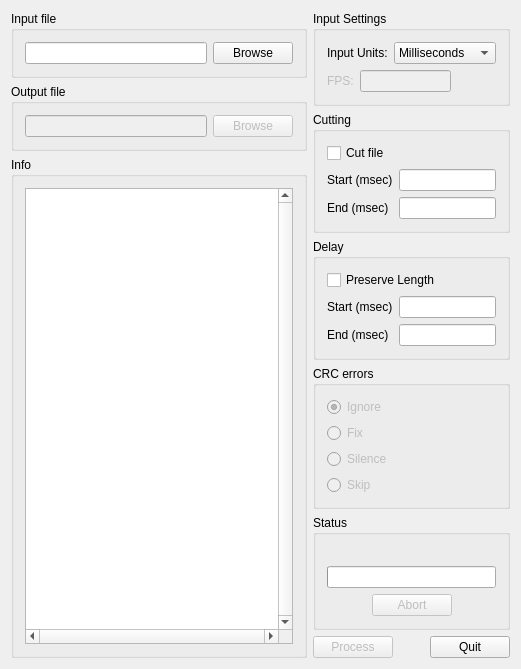
First picture: the form in src/delaycut.ui, repository darealshinji/delaycut, before the edit.
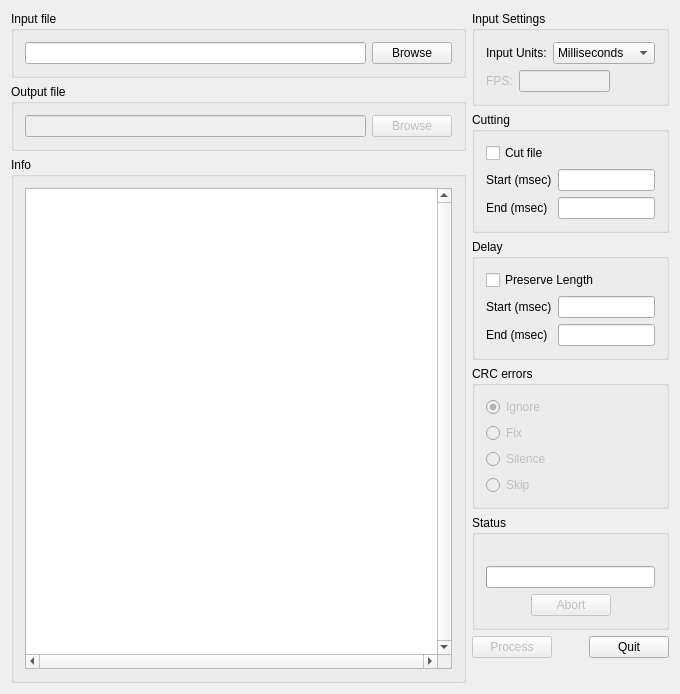
Second picture: the form after the edit. Custom widgets are drawn as their Qt base class.

Commit message: Center window and adjust size

Diff of the .ui file:
```diff
--- a/src/delaycut.ui
+++ b/src/delaycut.ui
@@ -9,8 +9,8 @@
    <rect>
     <x>0</x>
     <y>0</y>
-    <width>521</width>
-    <height>606</height>
+    <width>680</width>
+    <height>694</height>
    </rect>
   </property>
   <property name="windowTitle">
```
Left out of the diff: 1 changed line with no effect on the pictures. The commit also changes 1 other file.
